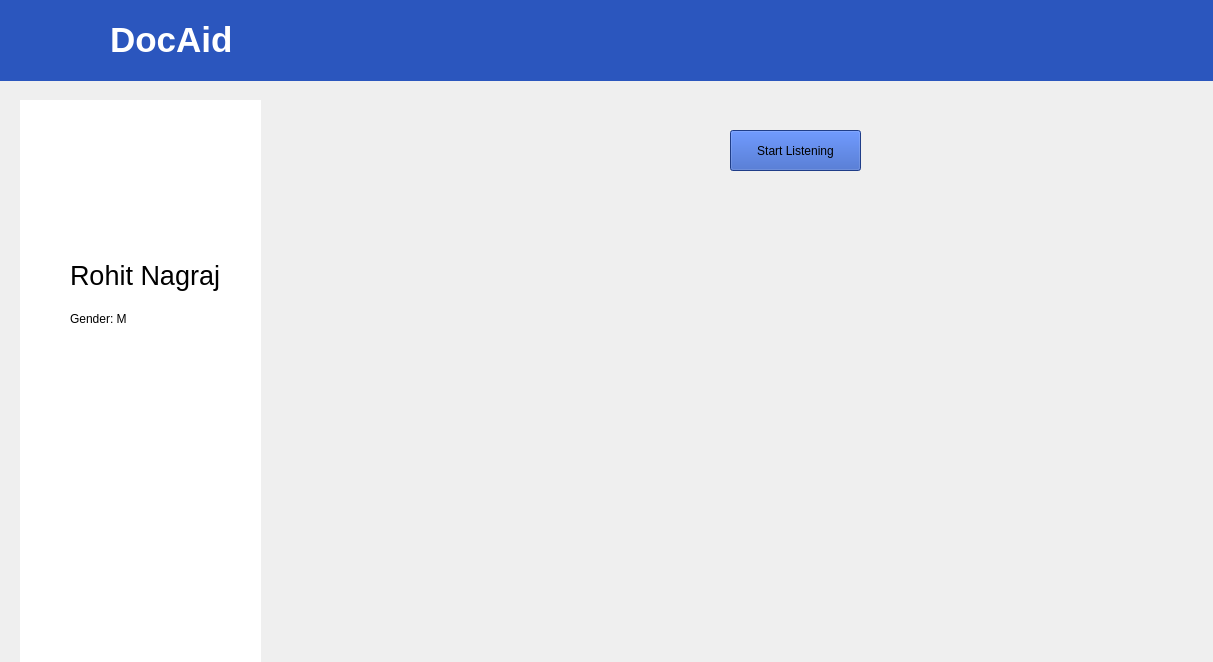
Above: UI/homepage.ui from DocAid/Desktop-Doctor before the change. Below: the same form after it.
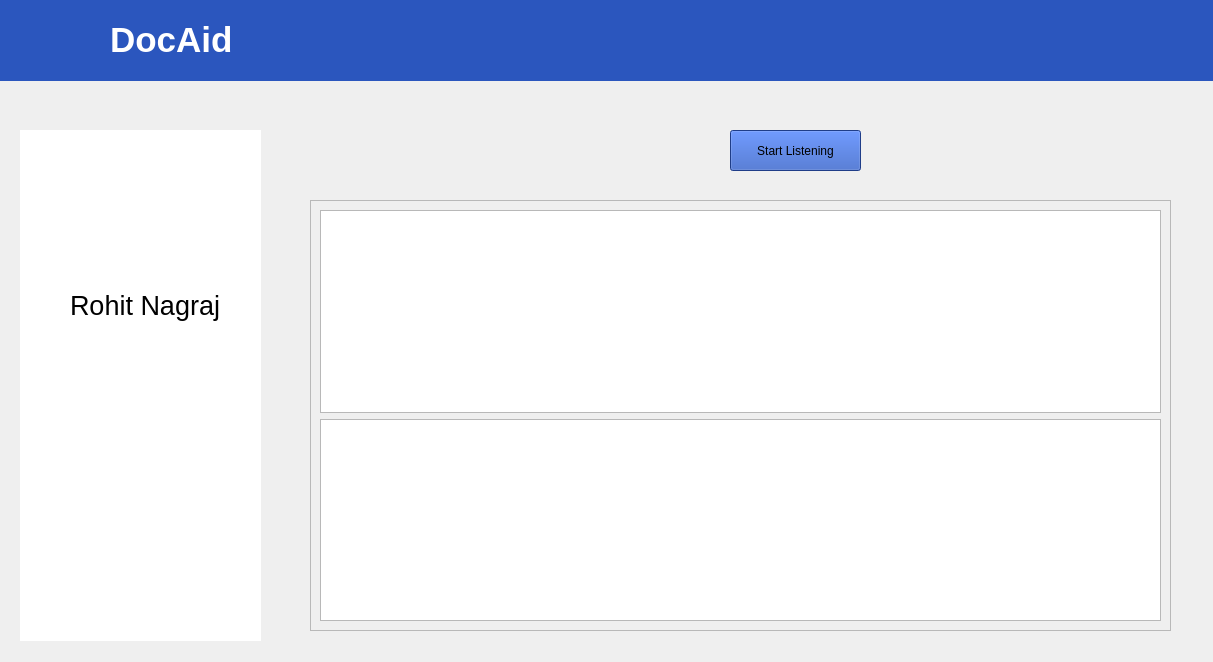
That is the form after the change. Icons and pictures are not drawn.

Diff of the .ui file:
```diff
--- a/UI/homepage.ui
+++ b/UI/homepage.ui
@@ -60,9 +60,9 @@
     <property name="geometry">
      <rect>
       <x>20</x>
-      <y>100</y>
+      <y>130</y>
       <width>241</width>
-      <height>601</height>
+      <height>511</height>
      </rect>
     </property>
     <property name="styleSheet">
@@ -103,19 +103,6 @@
       <bool>false</bool>
      </property>
     </widget>
-    <widget class="QLabel" name="label_5">
-     <property name="geometry">
-      <rect>
-       <x>50</x>
-       <y>210</y>
-       <width>71</width>
-       <height>17</height>
-      </rect>
-     </property>
-     <property name="text">
-      <string>Gender: M</string>
-     </property>
-    </widget>
    </widget>
    <widget class="QPushButton" name="pushButton">
     <property name="geometry">
@@ -152,6 +139,43 @@
      <bool>true</bool>
     </property>
    </widget>
+   <widget class="QWidget" name="verticalLayoutWidget">
+    <property name="geometry">
+     <rect>
+      <x>310</x>
+      <y>200</y>
+      <width>861</width>
+      <height>431</height>
+     </rect>
+    </property>
+    <layout class="QVBoxLayout" name="verticalLayout">
+     <item>
+      <widget class="QScrollArea" name="scrollArea">
+       <property name="widgetResizable">
+        <bool>true</bool>
+       </property>
+       <widget class="QWidget" name="scrollAreaWidgetContents">
+        <property name="geometry">
+         <rect>
+          <x>0</x>
+          <y>0</y>
+          <width>857</width>
+          <height>427</height>
+         </rect>
+        </property>
+        <layout class="QVBoxLayout" name="verticalLayout_2">
+         <item>
+          <widget class="QTextBrowser" name="textBrowser"/>
+         </item>
+         <item>
+          <widget class="QTextBrowser" name="textBrowser_2"/>
+         </item>
+        </layout>
+       </widget>
+      </widget>
+     </item>
+    </layout>
+   </widget>
   </widget>
  </widget>
  <resources/>
```
